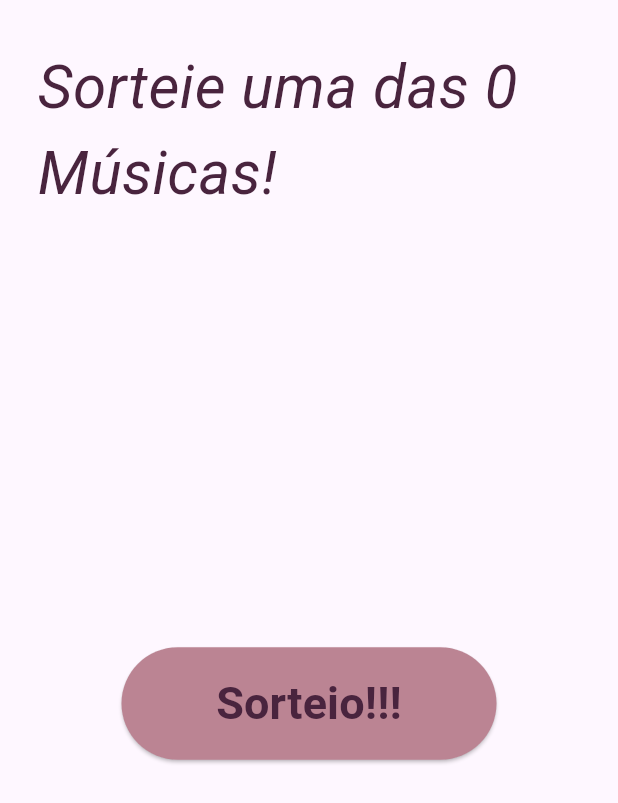
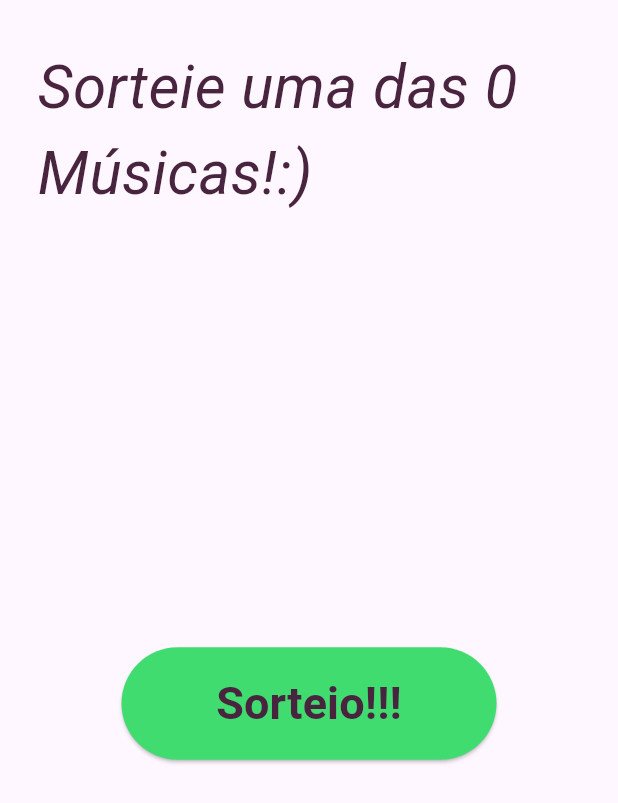
Before and after one commit to alinefbrito/JsonFlutter, a Flutter app: the screen it shows after launch, on a phone screen of 412 x 824 dp. Shown: the top 803 px of the screen. Run offline on Flutter 3.47's test engine with Material 3 defaults, Android fonts, the phone set to English and light mode, and no system bars; missing offline and left inert: shake.

Commit message:
ajustes e m melhoprias

```diff
--- a/flutter_json/lib/main.dart
+++ b/flutter_json/lib/main.dart
@@ -100,11 +100,11 @@ sorteiaMusica()
            //com distribuição uniforme
            mainAxisAlignment: MainAxisAlignment.spaceBetween,
            children:<Widget>[
-             Text('Sorteie uma das $total Músicas!', style: const TextStyle(color: Color.fromRGBO(73, 36, 62, 1), fontSize: 40, fontStyle: FontStyle.italic),),
+             Text('Sorteie uma das $total Músicas!:)', style: const TextStyle(color: Color.fromRGBO(73, 36, 62, 1), fontSize: 40, fontStyle: FontStyle.italic),),
 
 
             ElevatedButton(onPressed:sorteiaMusica,style: ElevatedButton.styleFrom(
-                backgroundColor: const Color.fromRGBO(187,132 , 147, 1),fixedSize: const Size(250, 75)), child: const Text("Sorteio!!!",style: TextStyle(color: Color.fromRGBO(73, 36, 62, 1),fontSize:30,fontWeight: FontWeight.bold),),),
+                backgroundColor: const Color.fromARGB(255, 64, 220, 111),fixedSize: const Size(250, 75)), child: const Text("Sorteio!!!",style: TextStyle(color: Color.fromRGBO(73, 36, 62, 1),fontSize:30,fontWeight: FontWeight.bold),),),
            Visibility(
   visible: mostrarMusica,
   child:Expanded(child: Column(
@@ -133,7 +133,7 @@ sorteiaMusica()
                                   fontWeight: FontWeight.w400),),
             ElevatedButton(onPressed: () => _abreSpotify(musicaSorteada.trackID),
                     style: ElevatedButton.styleFrom(
-                    backgroundColor: const Color.fromRGBO(219,175 , 160, 1),
+                    backgroundColor: const Color.fromARGB(255, 80, 60, 120),
                     fixedSize: const Size(275, 75)),
                  child: const Text('Ouvir no Spotify!',
                  style: TextStyle(color: Color.fromRGBO(73, 36, 62, 1),
```
Also changed, not shown: flutter_json/assets/liked_songs.json.
